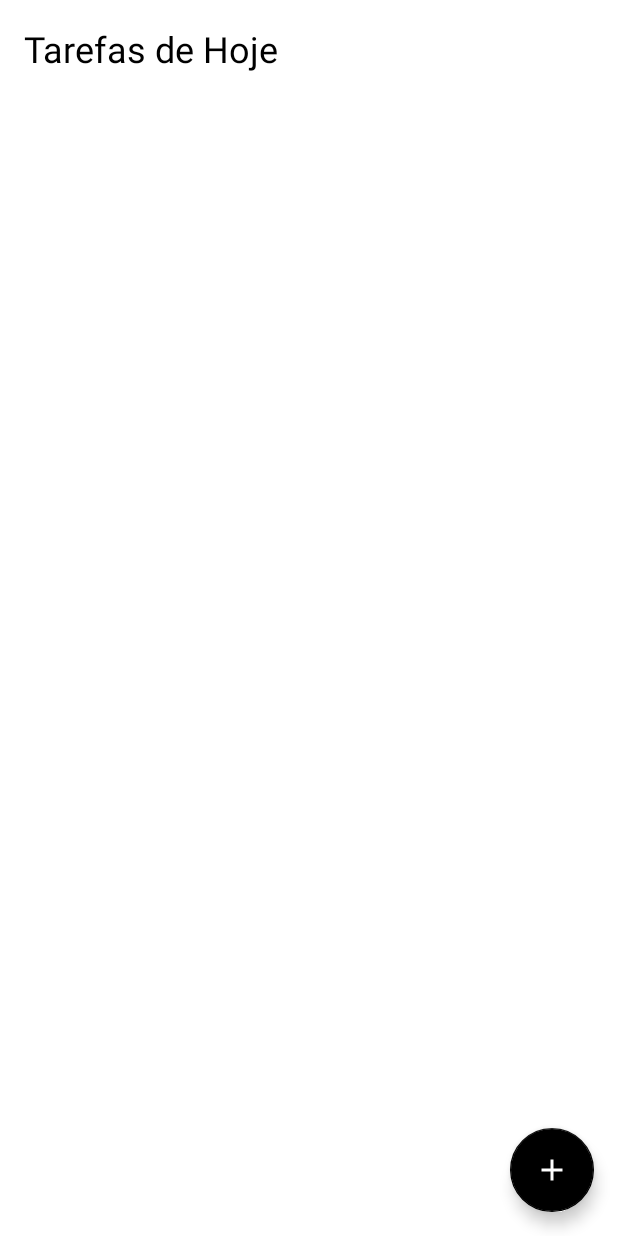
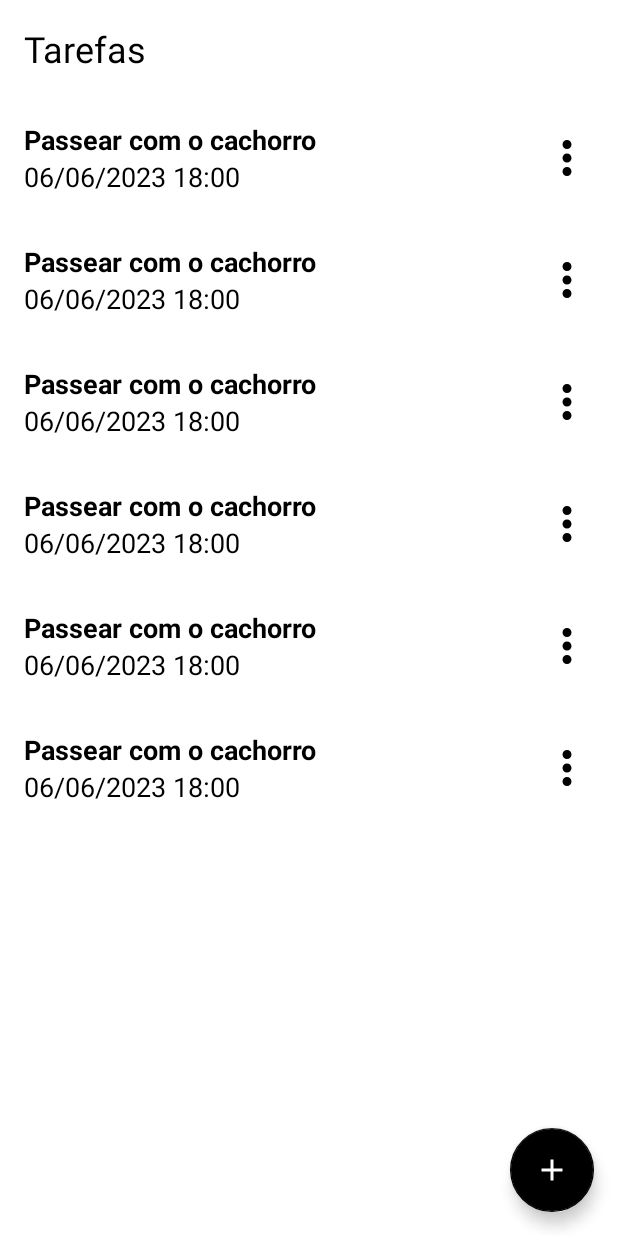
Before and after one commit to geisonsile/ToDoList, an Android app: the layout activity_main.xml on its own in the app's theme, with its tools: preview values and no code run, on a phone screen of 412 x 824 dp. Run offline under Robolectric (Android 15) with nearby library versions, the phone set to English and light mode, and no system bars.

Commit message:
Listando os itens cadastrados

```diff
--- a/app/src/main/java/com/geisonleite/todolist/ui/AddTaskActivity.kt
+++ b/app/src/main/java/com/geisonleite/todolist/ui/AddTaskActivity.kt
@@ -1,5 +1,6 @@
 package com.geisonleite.todolist.ui
 
+import android.app.Activity
 import android.os.Bundle
 import android.util.Log
 import androidx.appcompat.app.AppCompatActivity
@@ -62,7 +63,9 @@ class AddTaskActivity : AppCompatActivity(){
                 hour = binding.tilHour.text
             )
             TaskDataSource.insertTask(task)
-            Log.e("TAG", "insertListeners: " + TaskDataSource.getList())
+
+            setResult(Activity.RESULT_OK)
+            finish()
         }
     }
 }
--- /dev/null
+++ b/app/src/main/res/drawable/ic_more.xml
@@ -0,0 +1,5 @@
+<vector android:height="24dp" android:tint="#000000"
+    android:viewportHeight="24" android:viewportWidth="24"
+    android:width="24dp" xmlns:android="http://schemas.android.com/apk/res/android">
+    <path android:fillColor="@android:color/white" android:pathData="M12,8c1.1,0 2,-0.9 2,-2s-0.9,-2 -2,-2 -2,0.9 -2,2 0.9,2 2,2zM12,10c-1.1,0 -2,0.9 -2,2s0.9,2 2,2 2,-0.9 2,-2 -0.9,-2 -2,-2zM12,16c-1.1,0 -2,0.9 -2,2s0.9,2 2,2 2,-0.9 2,-2 -0.9,-2 -2,-2z"/>
+</vector>
--- a/app/src/main/res/layout/activity_main.xml
+++ b/app/src/main/res/layout/activity_main.xml
@@ -4,25 +4,38 @@
     xmlns:tools="http://schemas.android.com/tools"
     android:layout_width="match_parent"
     android:layout_height="match_parent"
-    tools:context=".MainActivity">
+    tools:context=".ui.MainActivity">
 
     <TextView
         android:id="@+id/tv_title"
         android:layout_width="wrap_content"
         android:layout_height="wrap_content"
-        android:text="Tarefas de Hoje"
+        android:text="@string/label_tasks"
         android:layout_margin="16dp"
         android:textColor="@color/black"
         android:textSize="24sp"
         app:layout_constraintStart_toStartOf="parent"
         app:layout_constraintTop_toTopOf="parent" />
 
+    <androidx.recyclerview.widget.RecyclerView
+        android:id="@+id/rv_tasks"
+        android:layout_width="match_parent"
+        android:layout_height="0dp"
+        android:layout_marginTop="16dp"
+        app:layoutManager="androidx.recyclerview.widget.LinearLayoutManager"
+        tools:itemCount="8"
+        tools:listitem="@layout/item_task"
+        app:layout_constraintTop_toBottomOf="@id/tv_title"
+        app:layout_constraintBottom_toTopOf="@id/fab_add_task"/>
+
     <com.google.android.material.floatingactionbutton.FloatingActionButton
+        android:id="@+id/fab_add_task"
         android:layout_width="wrap_content"
         android:layout_height="wrap_content"
         android:layout_margin="16dp"
         app:srcCompat="@drawable/ic_add"
         app:layout_constraintEnd_toEndOf="parent"
-        app:layout_constraintBottom_toBottomOf="parent"/>
+        app:layout_constraintBottom_toBottomOf="parent"
+        android:contentDescription="@string/label_add_task" />
 
 </androidx.constraintlayout.widget.ConstraintLayout>
--- /dev/null
+++ b/app/src/main/res/layout/item_task.xml
@@ -0,0 +1,38 @@
+<?xml version="1.0" encoding="utf-8"?>
+<androidx.constraintlayout.widget.ConstraintLayout xmlns:android="http://schemas.android.com/apk/res/android"
+    android:layout_width="match_parent"
+    android:layout_height="wrap_content"
+    xmlns:app="http://schemas.android.com/apk/res-auto"
+    xmlns:tools="http://schemas.android.com/tools"
+    android:layout_margin="16dp">
+
+    <TextView
+        android:id="@+id/tv_title"
+        android:layout_width="wrap_content"
+        android:layout_height="wrap_content"
+        android:textSize="18sp"
+        android:textColor="@color/black"
+        android:textStyle="bold"
+        tools:text="Passear com o cachorro"
+        app:layout_constraintStart_toStartOf="parent"
+        app:layout_constraintTop_toTopOf="parent"/>
+
+    <TextView
+        android:id="@+id/tv_date_hour"
+        android:layout_width="wrap_content"
+        android:layout_height="wrap_content"
+        android:textSize="18sp"
+        android:textColor="@color/black"
+        app:layout_constraintStart_toStartOf="@id/tv_title"
+        app:layout_constraintTop_toBottomOf="@id/tv_title"
+        tools:text="06/06/2023 18:00"/>
+
+    <androidx.appcompat.widget.AppCompatImageView
+        android:layout_width="36dp"
+        android:layout_height="36dp"
+        app:srcCompat="@drawable/ic_more"
+        app:layout_constraintEnd_toEndOf="parent"
+        app:layout_constraintTop_toTopOf="parent"
+        app:layout_constraintBottom_toBottomOf="parent"/>
+
+</androidx.constraintlayout.widget.ConstraintLayout>
--- a/app/src/main/res/values/strings.xml
+++ b/app/src/main/res/values/strings.xml
@@ -7,4 +7,6 @@
     <string name="label_hour">Hora</string>
     <string name="btn_cancel">Cancelar</string>
     <string name="btn_new_task">Criar tarefa</string>
+    <string name="label_tasks">Tarefas</string>
+    <string name="label_add_task">Nova tarefa</string>
 </resources>
```
Also changed, not shown: app/src/main/AndroidManifest.xml (+6 -7 lines), app/src/main/java/com/geisonleite/todolist/MainActivity.kt (deleted, +0 -11 lines), app/src/main/java/com/geisonleite/todolist/ui/MainActivity.kt (added, +39 -0 lines), app/src/main/java/com/geisonleite/todolist/ui/TaskListAdapter.kt (added, +36 -0 lines).
